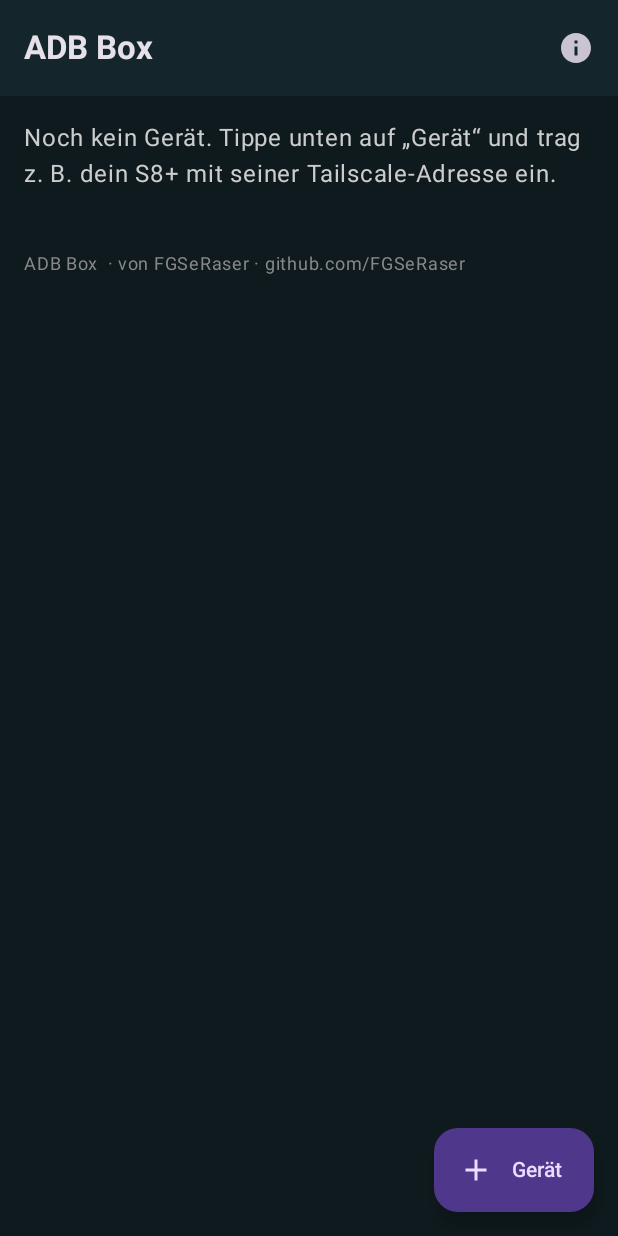
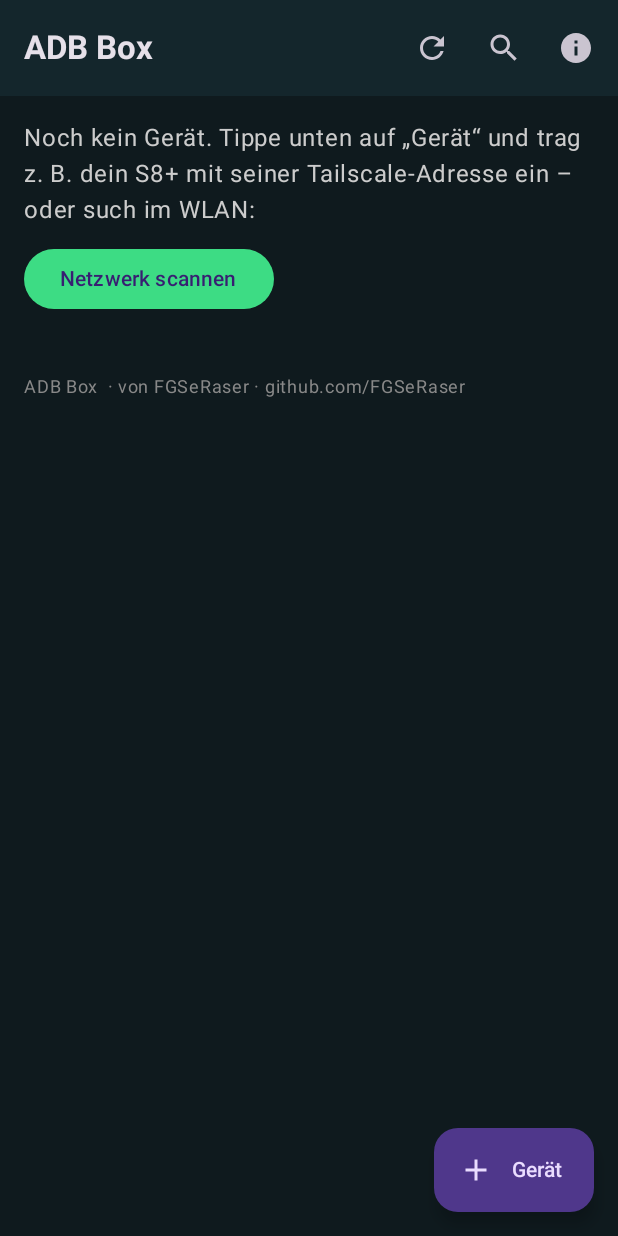
Before and after one commit to FGSeRaser/ADB-Box, an Android app built with Jetpack Compose: the screen it shows after launch (MainActivity), on a phone screen of 412 x 824 dp. Run offline under Robolectric (Android 15) with nearby library versions, the phone set to English and light mode, and no system bars; network calls fail.

Commit message:
Netzwerk-Scan im WLAN und Online-Anzeige für gespeicherte Geräte
Co-Authored-By: Claude Opus 5.5 <noreply@anthropic.com>
Claude-Session: https://claude.ai/code/session_01Uh8BECDwDPUcC3byz5K6RH

```diff
--- a/app/src/main/java/de/fgseraser/adbbox/MainActivity.kt
+++ b/app/src/main/java/de/fgseraser/adbbox/MainActivity.kt
@@ -49,6 +49,7 @@ sealed class Seite {
     data class Bearbeiten(val g: Geraet) : Seite()
     data class Offen(val g: Geraet) : Seite()
     object Info : Seite()
+    object Scan : Seite()
 }
 
 class MainActivity : ComponentActivity() {
@@ -101,6 +102,7 @@ fun App() {
             bearbeiten = { seite = Seite.Bearbeiten(it) },
             neu = { seite = Seite.Bearbeiten(Geraet(name = "", host = "")) },
             info = { seite = Seite.Info },
+            scannen = { seite = Seite.Scan },
         )
         is Seite.Bearbeiten -> {
             BackHandler { seite = Seite.Liste }
@@ -112,6 +114,7 @@ fun App() {
         is Seite.Offen -> GeraetAnsicht(s.g,
             aendern = { g -> Speicher.setzen(ctx, g); geraete = Speicher.geraete(ctx) },
             zurueck = { geraete = Speicher.geraete(ctx); seite = Seite.Liste })
+        is Seite.Scan -> ScanSeite(hinzufuegen = { seite = Seite.Bearbeiten(it) }, zurueck = { seite = Seite.Liste })
         is Seite.Info -> {
             BackHandler { seite = Seite.Liste }
             InfoSeite(zurueck = { seite = Seite.Liste })
@@ -122,12 +125,25 @@ fun App() {
 @Composable
 fun GeraeteListe(
     geraete: List<Geraet>, update: Aktualisierung.Neu?, beiUpdate: (Aktualisierung.Neu) -> Unit,
-    oeffnen: (Geraet) -> Unit, bearbeiten: (Geraet) -> Unit, neu: () -> Unit, info: () -> Unit,
+    oeffnen: (Geraet) -> Unit, bearbeiten: (Geraet) -> Unit, neu: () -> Unit, info: () -> Unit, scannen: () -> Unit,
 ) {
+    // Erreichbarkeit der gespeicherten Geräte (SSH, ADB)
+    var status by remember { mutableStateOf<Map<String, Pair<Boolean, Boolean>>>(emptyMap()) }
+    var pruefRunde by remember { mutableStateOf(0) }
+    LaunchedEffect(geraete, pruefRunde) {
+        status = emptyMap()
+        for (g in geraete) {
+            launch { val r = Scan.erreichbar(g); status = status + (g.id to r) }
+        }
+    }
     Scaffold(
         topBar = {
             TopAppBar(title = { Text("ADB Box", fontWeight = FontWeight.Bold) },
-                actions = { IconButton(onClick = info) { Icon(Icons.Default.Info, "Info") } })
+                actions = {
+                    IconButton(onClick = { pruefRunde++ }) { Icon(Icons.Default.Refresh, "Erreichbarkeit prüfen") }
+                    IconButton(onClick = scannen) { Icon(Icons.Default.Search, "Netzwerk scannen") }
+                    IconButton(onClick = info) { Icon(Icons.Default.Info, "Info") }
+                })
         },
         floatingActionButton = {
             ExtendedFloatingActionButton(onClick = neu, icon = { Icon(Icons.Default.Add, null) }, text = { Text("Gerät") })
@@ -140,14 +156,27 @@ fun GeraeteListe(
                 }
             }
             if (geraete.isEmpty()) item {
-                Text("Noch kein Gerät. Tippe unten auf „Gerät“ und trag z. B. dein S8+ mit seiner Tailscale-Adresse ein.", color = Color.LightGray)
+                Column(verticalArrangement = Arrangement.spacedBy(10.dp)) {
+                    Text("Noch kein Gerät. Tippe unten auf „Gerät“ und trag z. B. dein S8+ mit seiner Tailscale-Adresse ein – oder such im WLAN:", color = Color.LightGray)
+                    Button(onClick = scannen) { Text("Netzwerk scannen") }
+                }
             }
             items(geraete, key = { it.id }) { g ->
                 Card(Modifier.fillMaxWidth().clickable { oeffnen(g) }) {
                     Row(Modifier.padding(16.dp), verticalAlignment = Alignment.CenterVertically) {
+                        val st = status[g.id]
+                        val farbe = when {
+                            st == null -> Color.Gray
+                            st.first || st.second -> GRUEN
+                            else -> Color(0xFFFF6A6A)
+                        }
+                        Text("●", color = farbe, fontSize = 22.sp, modifier = Modifier.padding(end = 12.dp))
                         Column(Modifier.weight(1f)) {
                             Text(g.name.ifBlank { g.host }, fontSize = 20.sp, fontWeight = FontWeight.Bold)
                             Text("${g.host} · SSH ${g.sshPort} · ADB ${g.adbPort}", color = Color.LightGray, fontSize = 13.sp)
+                            if (st != null) Text(
+                                if (!st.first && !st.second) "nicht erreichbar" else listOfNotNull(if (st.first) "SSH online" else null, if (st.second) "ADB online" else null).joinToString(" · "),
+                                color = farbe, fontSize = 12.sp)
                         }
                         IconButton(onClick = { bearbeiten(g) }) { Icon(Icons.Default.Edit, "Bearbeiten") }
                     }
```
Also changed, not shown: app/src/main/java/de/fgseraser/adbbox/Scan.kt (added, +157 -0 lines).
